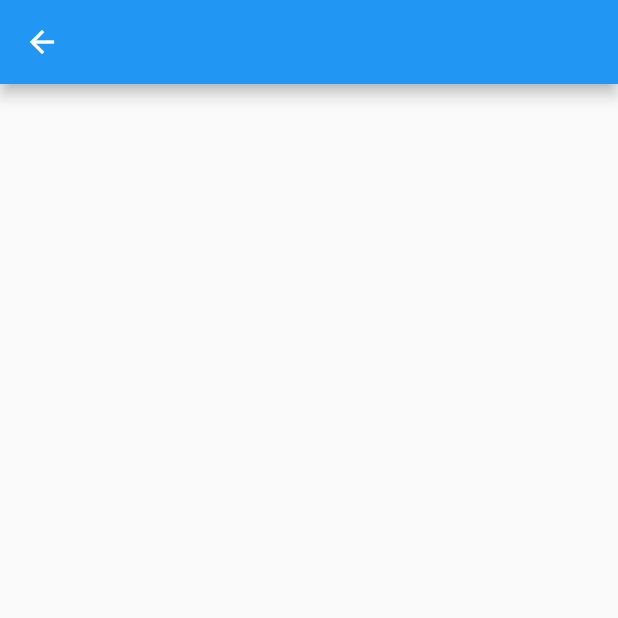
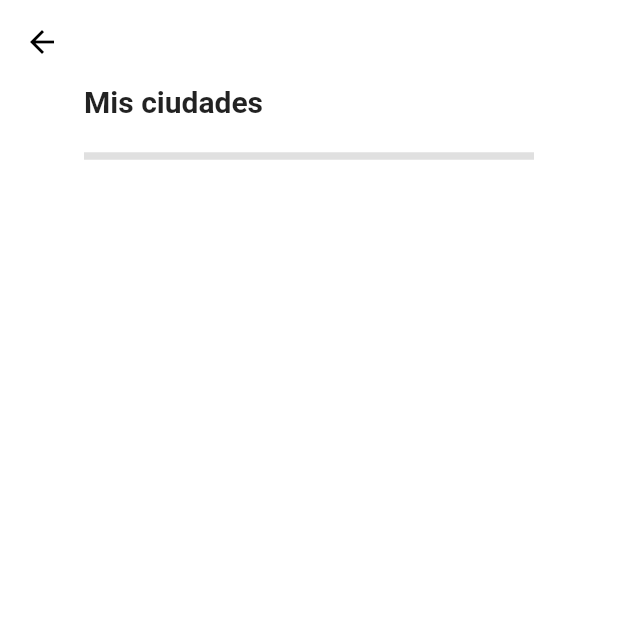
Before and after one commit to jhonfreddy93/flutter_mobile, a Flutter app: the screen it shows after launch, after a tap on "Agregar Ciudad", on a phone screen of 412 x 824 dp, the top half of it. Run offline on Flutter 3.47's test engine with Material 2 defaults, Android fonts, the phone set to English and light mode, and no system bars; our stand-ins replace auto_size_text.

Commit message:
Add new screen citys and add title

```diff
--- a/lib/ui/cities/citys_page.dart
+++ b/lib/ui/cities/citys_page.dart
@@ -1,4 +1,6 @@
 import 'package:flutter/material.dart';
+import 'package:weatherflu/ui/comun/headerwidget.dart';
+import 'package:weatherflu/ui/uicosntants.dart';
 
 class CytiesPage extends StatelessWidget {
   const CytiesPage({Key key}) : super(key: key);
@@ -6,7 +8,27 @@ class CytiesPage extends StatelessWidget {
   @override
   Widget build(BuildContext context) {
     return Scaffold(
-      appBar: AppBar(),
+      backgroundColor: Colors.white,
+      appBar: AppBar(
+        elevation: 0,
+        backgroundColor: Colors.white,
+        iconTheme: IconThemeData(
+          color: Colors.black,
+        ),
+      ),
+      body: Center(
+        child: ConstrainedBox(
+          constraints: BoxConstraints(maxWidth: maxPageWidth),
+          child: Column(
+            crossAxisAlignment: CrossAxisAlignment.stretch,
+            children: <Widget>[
+              HeaderWidget(
+                title: 'Mis ciudades',
+              ),
+            ],
+          ),
+        ),
+      ),
     );
   }
 }
--- /dev/null
+++ b/lib/ui/comun/headerwidget.dart
@@ -0,0 +1,27 @@
+import 'package:flutter/material.dart';
+
+class HeaderWidget extends StatelessWidget {
+  final String title;
+
+  const HeaderWidget({Key key, this.title}) : super(key: key);
+
+  @override
+  Widget build(BuildContext context) {
+    return Column(
+      crossAxisAlignment: CrossAxisAlignment.start,
+      children: <Widget>[
+        Text(
+          title,
+          style: TextStyle(
+            fontSize: 20,
+            fontWeight: FontWeight.bold,
+          ),
+        ),
+        Divider(
+          height: 50,
+          thickness: 5,
+        ),
+      ],
+    );
+  }
+}
--- a/lib/ui/home_page.dart
+++ b/lib/ui/home_page.dart
@@ -1,6 +1,7 @@
 import 'package:flutter/material.dart';
 import 'package:auto_size_text/auto_size_text.dart';
 import 'package:weatherflu/ui/cities/citys_page.dart';
+import 'package:weatherflu/ui/uicosntants.dart';
 
 class HomePage extends StatefulWidget {
   @override
@@ -23,15 +24,17 @@ class _HomePageState extends State<HomePage> {
     print(MediaQuery.of(context).size);
     return Scaffold(
         body: Stack(
-      fit: StackFit.expand,
       children: [
-        Positioned.fill(
-          child: Image.asset('assets/welcome.jpg'),
+        Image(
+          image: AssetImage('assets/welcome.jpg'),
+          width: MediaQuery.of(context).size.width,
+          height: MediaQuery.of(context).size.height,
+          fit: BoxFit.cover,
         ),
         SafeArea(
           child: Center(
             child: Container(
-              constraints: BoxConstraints(maxWidth: 250),
+              constraints: BoxConstraints(maxWidth: maxPageWidth),
               child: Column(
                 crossAxisAlignment: CrossAxisAlignment.stretch,
                 children: [
--- /dev/null
+++ b/lib/ui/uicosntants.dart
@@ -0,0 +1 @@
+const double maxPageWidth = 300.0;
```
